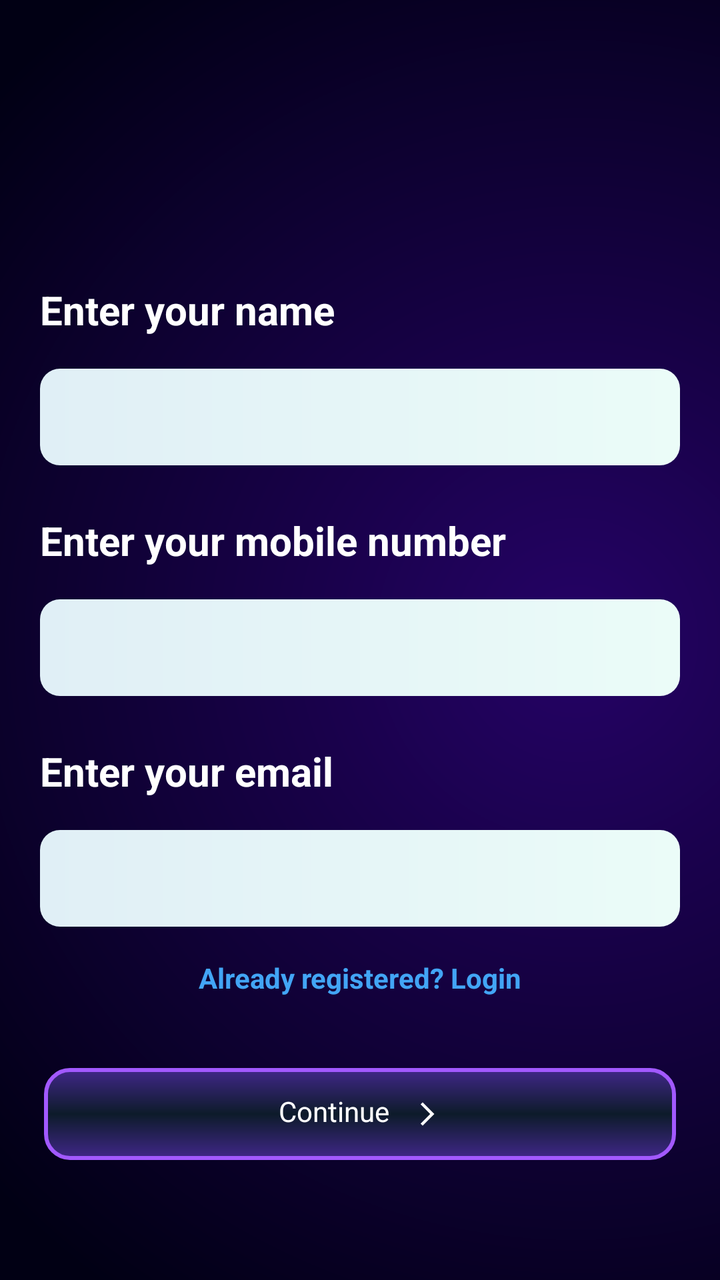
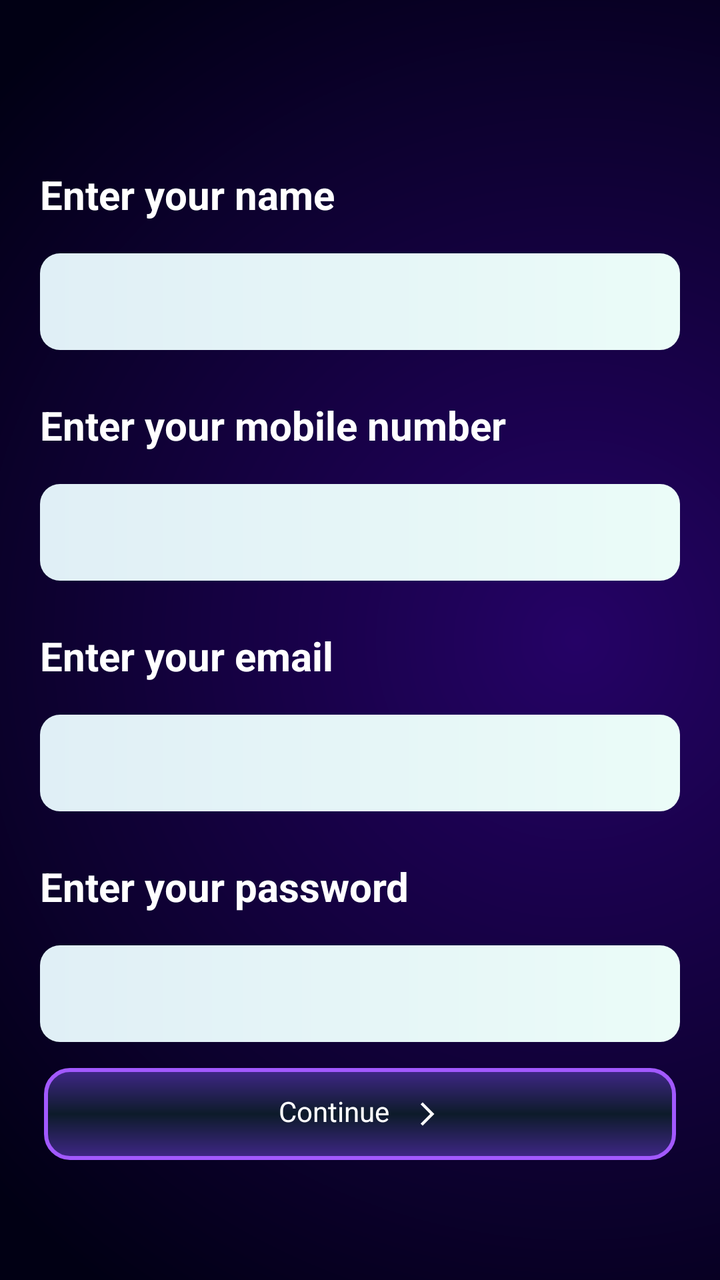

The first picture is an Android layout as it rendered before a commit; the second is the same layout after the commit. The layout source and the unified diff follow.
<!-- AndroidManifest.xml: application theme Theme.FDAAndroid -->
<!-- res/layout/activity_registration.xml -->
<?xml version="1.0" encoding="utf-8"?>
<androidx.constraintlayout.widget.ConstraintLayout xmlns:android="http://schemas.android.com/apk/res/android"
    xmlns:app="http://schemas.android.com/apk/res-auto"
    android:layout_width="match_parent"
    android:layout_height="match_parent">

    <LinearLayout
        android:layout_width="match_parent"
        android:layout_height="match_parent"
        android:background="@drawable/bg_main"
        android:gravity="center_vertical"
        android:orientation="vertical">

        <TextView
            android:id="@+id/tv_name"
            android:layout_width="match_parent"
            android:layout_height="wrap_content"
            android:layout_marginStart="20dp"
            android:text="@string/enter_name"
            android:textColor="@color/white"
            android:textSize="20sp"
            android:textStyle="bold"
            android:typeface="sans" />

        <EditText
            android:id="@+id/et_name"
            android:layout_width="match_parent"
            android:layout_height="wrap_content"
            android:layout_marginHorizontal="20dp"
            android:layout_marginTop="16dp"
            android:autofillHints="..."
            android:background="@drawable/bg_edit_text"
            android:inputType="text"
            android:paddingHorizontal="24dp"
            android:paddingVertical="12dp"
            android:textColor="#0E435C" />

        <TextView
            android:id="@+id/tv_mobile"
            android:layout_width="match_parent"
            android:layout_height="wrap_content"
            android:layout_marginStart="20dp"
            android:layout_marginTop="24dp"
            android:text="@string/enter_number"
            android:textColor="@color/white"
            android:textSize="20sp"
            android:textStyle="bold"
            android:typeface="sans" />

        <EditText
            android:id="@+id/et_number"
            android:layout_width="match_parent"
            android:layout_height="wrap_content"
            android:layout_marginHorizontal="20dp"
            android:layout_marginTop="16dp"
            android:autofillHints="..."
            android:background="@drawable/bg_edit_text"
            android:inputType="number"
            android:paddingHorizontal="24dp"
            android:paddingVertical="12dp"
            android:textColor="#0E435C" />

        <TextView
            android:id="@+id/tv_email"
            android:layout_width="match_parent"
            android:layout_height="wrap_content"
            android:layout_marginStart="20dp"
            android:layout_marginTop="24dp"
            android:text="@string/enter_email"
            android:textColor="@color/white"
            android:textSize="20sp"
            android:textStyle="bold"
            android:typeface="sans" />

        <EditText
            android:id="@+id/et_email"
            android:layout_width="match_parent"
            android:layout_height="wrap_content"
            android:layout_marginHorizontal="20dp"
            android:layout_marginTop="16dp"
            android:autofillHints="..."
            android:background="@drawable/bg_edit_text"
            android:inputType="textEmailAddress"
            android:paddingHorizontal="24dp"
            android:paddingVertical="12dp"
            android:textColor="#0E435C" />

        <TextView
            android:id="@+id/tv_login_link"
            android:layout_width="wrap_content"
            android:layout_height="wrap_content"
            android:layout_gravity="center_horizontal"
            android:layout_marginTop="16dp"
            android:clickable="true"
            android:focusable="true"
            android:text="Already registered? Login"
            android:textColor="#42A5F5"
            android:textStyle="bold" />

    </LinearLayout>

    <LinearLayout
        android:id="@+id/bt_continue"
        android:layout_width="match_parent"
        android:layout_height="wrap_content"
        android:layout_marginStart="22dp"
        android:layout_marginEnd="22dp"
        android:layout_marginBottom="60dp"
        android:background="@drawable/bg_add_to_cart_button"
        android:gravity="center_horizontal"
        android:orientation="horizontal"
        app:layout_constraintBottom_toBottomOf="parent"
        app:layout_constraintEnd_toEndOf="parent"
        app:layout_constraintStart_toStartOf="parent">

        <TextView
            android:id="@+id/tv_continue"
            android:layout_width="wrap_content"
            android:layout_height="wrap_content"
            android:layout_marginVertical="12dp"
            android:text="Continue"
            android:textColor="@color/white"
            android:textSize="14sp" />

        <ImageView
            android:id="@+id/iv_arrow"
            android:layout_width="wrap_content"
            android:layout_height="wrap_content"
            android:layout_marginVertical="16dp"
            android:layout_marginStart="12dp"
            android:src="@drawable/ic_continue" />

    </LinearLayout>

</androidx.constraintlayout.widget.ConstraintLayout>
<!-- resources referenced by this layout -->
<resources>
  <color name="white">#FFFFFFFF</color>
  <!-- drawable bg_add_to_cart_button (drawable) -->
  <?xml version="1.0" encoding="utf-8"?>
  <shape xmlns:android="http://schemas.android.com/apk/res/android"
      android:shape="rectangle">
      <gradient
          android:startColor="@color/meteorite"
          android:centerColor="@color/firefly"
          android:endColor="@color/meteorite"
          android:angle="90"/>
      <corners android:radius="12dp" />
      <stroke
          android:width="2dp"
          android:color="@color/heliotrope" />
  </shape>
  <!-- drawable bg_edit_text (drawable) -->
  <?xml version="1.0" encoding="utf-8"?>
  <shape xmlns:android="http://schemas.android.com/apk/res/android"
      android:shape="rectangle">
  
      <gradient
          android:type="linear"
          android:startColor="#E0EFF6"
          android:endColor="#EBFCF8"/>
  
      <corners android:radius="10dp" />
  
  </shape>
  <!-- drawable bg_main (drawable) -->
  <?xml version="1.0" encoding="utf-8"?>
  <layer-list xmlns:android="http://schemas.android.com/apk/res/android">
  
      <item>
          <shape android:shape="rectangle">
              <gradient
                  android:type="linear"
                  android:angle="-45"
                  android:startColor="@color/electric_violet"
                  android:centerColor="#99230064"
                  android:endColor="#00230064"/>
          </shape>
      </item>
  
      <item>
          <shape android:shape="rectangle">
              <gradient
                  android:type="radial"
                  android:gradientRadius="400dp"
                  android:centerX="0.8"
                  android:startColor="#250266"
                  android:endColor="#010014"/>
          </shape>
      </item>
  
  </layer-list>
  <!-- drawable ic_continue (drawable) -->
  <vector xmlns:android="http://schemas.android.com/apk/res/android" android:autoMirrored="true" android:height="14dp" android:tint="#FFFFFF" android:viewportHeight="24" android:viewportWidth="24" android:width="14dp">
        
      <path android:fillColor="@android:color/white" android:pathData="M6.23,20.23l1.77,1.77l10,-10l-10,-10l-1.77,1.77l8.23,8.23z"/>
      
  </vector>
  <string name="enter_email">Enter your email</string>
  <string name="enter_name">Enter your name</string>
  <string name="enter_number">Enter your mobile number</string>
  <style name="Theme.FDAAndroid" parent="Base.Theme.FDAAndroid" />
  <color name="meteorite">#402788</color>
  <color name="firefly">#0D1B2A</color>
  <color name="heliotrope">#A259FF</color>
  <color name="electric_violet">#933EFF</color>
  <style name="Base.Theme.FDAAndroid" parent="Theme.Material3.DayNight.NoActionBar">
          
          
      </style>
</resources>

<!-- the commit's change to res/layout/activity_registration.xml (unified diff, before → after) -->
@@ -2,12 +2,12 @@
 <androidx.constraintlayout.widget.ConstraintLayout xmlns:android="http://schemas.android.com/apk/res/android"
     xmlns:app="http://schemas.android.com/apk/res-auto"
     android:layout_width="match_parent"
-    android:layout_height="match_parent">
+    android:layout_height="match_parent"
+    android:background="@drawable/bg_main">
 
     <LinearLayout
         android:layout_width="match_parent"
         android:layout_height="match_parent"
-        android:background="@drawable/bg_main"
         android:gravity="center_vertical"
         android:orientation="vertical">
 
@@ -86,6 +86,31 @@
             android:textColor="#0E435C" />
 
         <TextView
+            android:id="@+id/tv_password"
+            android:layout_width="match_parent"
+            android:layout_height="wrap_content"
+            android:layout_marginStart="20dp"
+            android:layout_marginTop="24dp"
+            android:text="@string/enter_password"
+            android:textColor="@color/white"
+            android:textSize="20sp"
+            android:textStyle="bold"
+            android:typeface="sans" />
+
+        <EditText
+            android:id="@+id/et_password"
+            android:layout_width="match_parent"
+            android:layout_height="wrap_content"
+            android:layout_marginHorizontal="20dp"
+            android:layout_marginTop="16dp"
+            android:autofillHints="..."
+            android:background="@drawable/bg_edit_text"
+            android:inputType="text"
+            android:paddingHorizontal="24dp"
+            android:paddingVertical="12dp"
+            android:textColor="#0E435C" />
+
+        <TextView
             android:id="@+id/tv_login_link"
             android:layout_width="wrap_content"
             android:layout_height="wrap_content"
@@ -132,4 +157,17 @@
 
     </LinearLayout>
 
+    <ProgressBar
+        android:id="@+id/progressBar"
+        android:layout_width="60dp"
+        android:layout_height="60dp"
+        android:indeterminate="true"
+        android:visibility="gone"
+        android:indeterminateTint="@color/white"
+        app:layout_constraintTop_toTopOf="parent"
+        app:layout_constraintBottom_toBottomOf="parent"
+        app:layout_constraintStart_toStartOf="parent"
+        app:layout_constraintEnd_toEndOf="parent"
+        />
+
 </androidx.constraintlayout.widget.ConstraintLayout>
<!-- resource entries referenced after the edit -->
@@ -64,6 +64,7 @@
   <string name="enter_email">Enter your email</string>
   <string name="enter_name">Enter your name</string>
   <string name="enter_number">Enter your mobile number</string>
+  <string name="enter_password">Enter your password</string>
   <style name="Theme.FDAAndroid" parent="Base.Theme.FDAAndroid" />
   <color name="meteorite">#402788</color>
   <color name="firefly">#0D1B2A</color>
